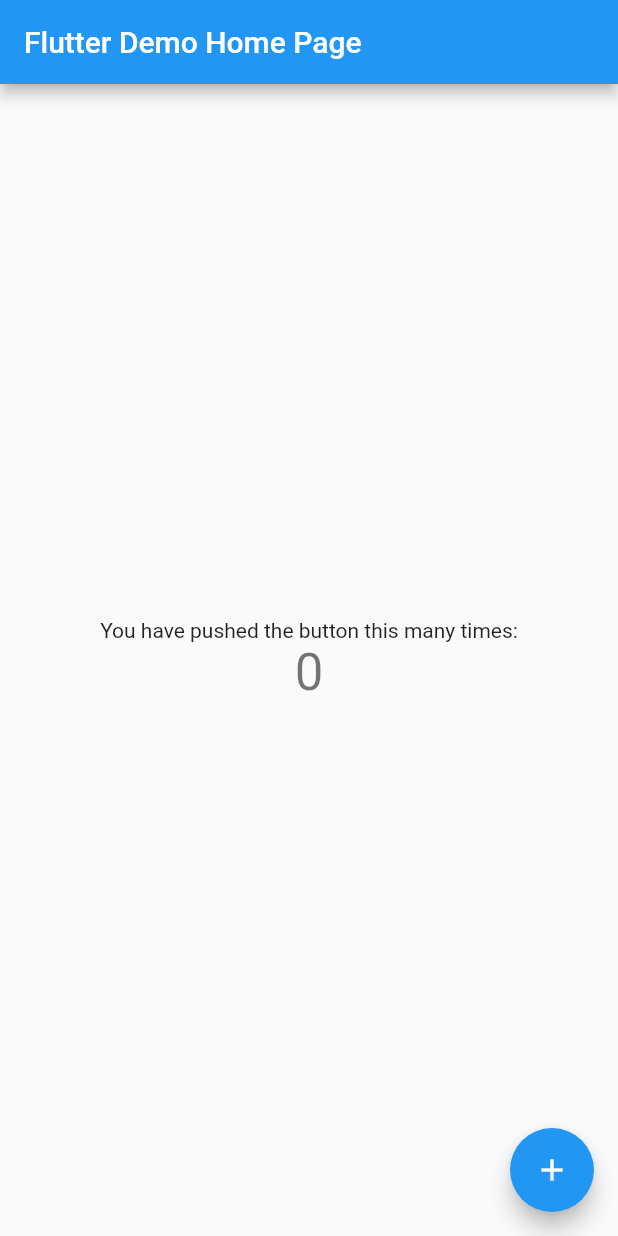
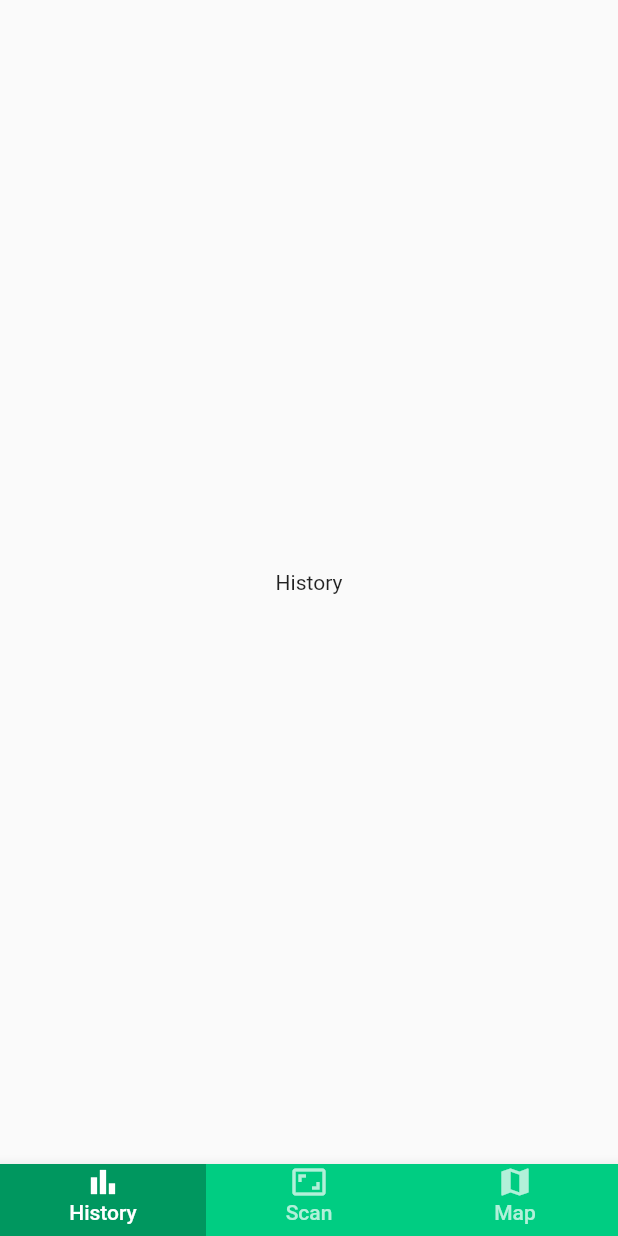
Before and after one commit to RenjiSann/eko-scan, a Flutter app: the screen it shows after launch, on a phone screen of 412 x 824 dp. Run offline on Flutter 3.47's test engine with Material 2 defaults, Android fonts, the phone set to English and light mode, and no system bars.

Commit message:
Created something

```diff
--- a/lib/main.dart
+++ b/lib/main.dart
@@ -1,117 +1,104 @@
+import 'package:flutter/cupertino.dart';
 import 'package:flutter/material.dart';
 
-void main() {
-  runApp(MyApp());
-}
 
-class MyApp extends StatelessWidget {
-  // This widget is the root of your application.
+const Color EKO_Green = Color.fromARGB(255, 0, 205, 130);
+const Color EKO_DarkGreen = Color.fromARGB(255, 0, 151, 95);
+
+void main() => runApp(Display());
+
+
+class Display extends StatelessWidget
+{
   @override
   Widget build(BuildContext context) {
     return MaterialApp(
-      title: 'Flutter Demo',
-      theme: ThemeData(
-        // This is the theme of your application.
-        //
-        // Try running your application with "flutter run". You'll see the
-        // application has a blue toolbar. Then, without quitting the app, try
-        // changing the primarySwatch below to Colors.green and then invoke
-        // "hot reload" (press "r" in the console where you ran "flutter run",
-        // or simply save your changes to "hot reload" in a Flutter IDE).
-        // Notice that the counter didn't reset back to zero; the application
-        // is not restarted.
-        primarySwatch: Colors.blue,
-        // This makes the visual density adapt to the platform that you run
-        // the app on. For desktop platforms, the controls will be smaller and
-        // closer together (more dense) than on mobile platforms.
-        visualDensity: VisualDensity.adaptivePlatformDensity,
-      ),
-      home: MyHomePage(title: 'Flutter Demo Home Page'),
+      title: 'test',
+      home: EkoScan()
     );
   }
 }
 
-class MyHomePage extends StatefulWidget {
-  MyHomePage({Key key, this.title}) : super(key: key);
 
-  // This widget is the home page of your application. It is stateful, meaning
-  // that it has a State object (defined below) that contains fields that affect
-  // how it looks.
-
-  // This class is the configuration for the state. It holds the values (in this
-  // case the title) provided by the parent (in this case the App widget) and
-  // used by the build method of the State. Fields in a Widget subclass are
-  // always marked "final".
-
-  final String title;
+class EkoScan extends StatefulWidget
+{
+  EkoScan({Key key}) : super(key : key);
 
   @override
-  _MyHomePageState createState() => _MyHomePageState();
+  EkoScan_State createState() => EkoScan_State();
 }
 
-class _MyHomePageState extends State<MyHomePage> {
-  int _counter = 0;
 
-  void _incrementCounter() {
-    setState(() {
-      // This call to setState tells the Flutter framework that something has
-      // changed in this State, which causes it to rerun the build method below
-      // so that the display can reflect the updated values. If we changed
-      // _counter without calling setState(), then the build method would not be
-      // called again, and so nothing would appear to happen.
-      _counter++;
-    });
+
+class EkoScan_State extends State<EkoScan> with TickerProviderStateMixin
+{
+  TabController _tabController;
+
+  @override
+  void initState() {
+    super.initState();
+    _tabController = TabController(length: 3, vsync: this);
+  }
+
+  @override
+  void dispose() {
+    _tabController.dispose();
+    super.dispose();
   }
 
   @override
   Widget build(BuildContext context) {
-    // This method is rerun every time setState is called, for instance as done
-    // by the _incrementCounter method above.
-    //
-    // The Flutter framework has been optimized to make rerunning build methods
-    // fast, so that you can just rebuild anything that needs updating rather
-    // than having to individually change instances of widgets.
     return Scaffold(
-      appBar: AppBar(
-        // Here we take the value from the MyHomePage object that was created by
-        // the App.build method, and use it to set our appbar title.
-        title: Text(widget.title),
+      body: TabBarView(
+        controller: _tabController,
+        children: <Widget>[
+          Center(
+            child: Text("History"),
+          ),
+          Center(
+            child: Text('Scan'),
+          ),
+          Center(
+            child: Text("Map"),
+          )
+        ],
       ),
-      body: Center(
-        // Center is a layout widget. It takes a single child and positions it
-        // in the middle of the parent.
-        child: Column(
-          // Column is also a layout widget. It takes a list of children and
-          // arranges them vertically. By default, it sizes itself to fit its
-          // children horizontally, and tries to be as tall as its parent.
-          //
-          // Invoke "debug painting" (press "p" in the console, choose the
-          // "Toggle Debug Paint" action from the Flutter Inspector in Android
-          // Studio, or the "Toggle Debug Paint" command in Visual Studio Code)
-          // to see the wireframe for each widget.
-          //
-          // Column has various properties to control how it sizes itself and
-          // how it positions its children. Here we use mainAxisAlignment to
-          // center the children vertically; the main axis here is the vertical
-          // axis because Columns are vertical (the cross axis would be
-          // horizontal).
-          mainAxisAlignment: MainAxisAlignment.center,
-          children: <Widget>[
-            Text(
-              'You have pushed the button this many times:',
-            ),
-            Text(
-              '$_counter',
-              style: Theme.of(context).textTheme.headline4,
-            ),
-          ],
+      bottomNavigationBar: BottomAppBar(
+        child: Container(
+          color: EKO_Green,
+          child: TabBar(
+            controller: _tabController,
+            indicator: BoxDecoration(color: EKO_DarkGreen),
+            tabs: <Widget>[
+              Tab(child:
+              Column(
+                children: [
+                  Icon(Icons.bar_chart),
+                  Text("History")
+                ],
+              ),
+              ),
+              Tab(child:
+              Column(
+                children: [
+                  Icon(Icons.aspect_ratio),
+                  Text("Scan")
+                ],
+              ),
+              ),
+              Tab(child:
+              Column(
+                children: [
+                  Icon(Icons.map),
+                  Text("Map")
+                ],
+              ),
+              ),
+            ],
+          ),
         ),
       ),
-      floatingActionButton: FloatingActionButton(
-        onPressed: _incrementCounter,
-        tooltip: 'Increment',
-        child: Icon(Icons.add),
-      ), // This trailing comma makes auto-formatting nicer for build methods.
     );
   }
+
 }
```
Also changed, not shown: lib/menubar.dart (added, +26 -0 lines), 1 other file.
